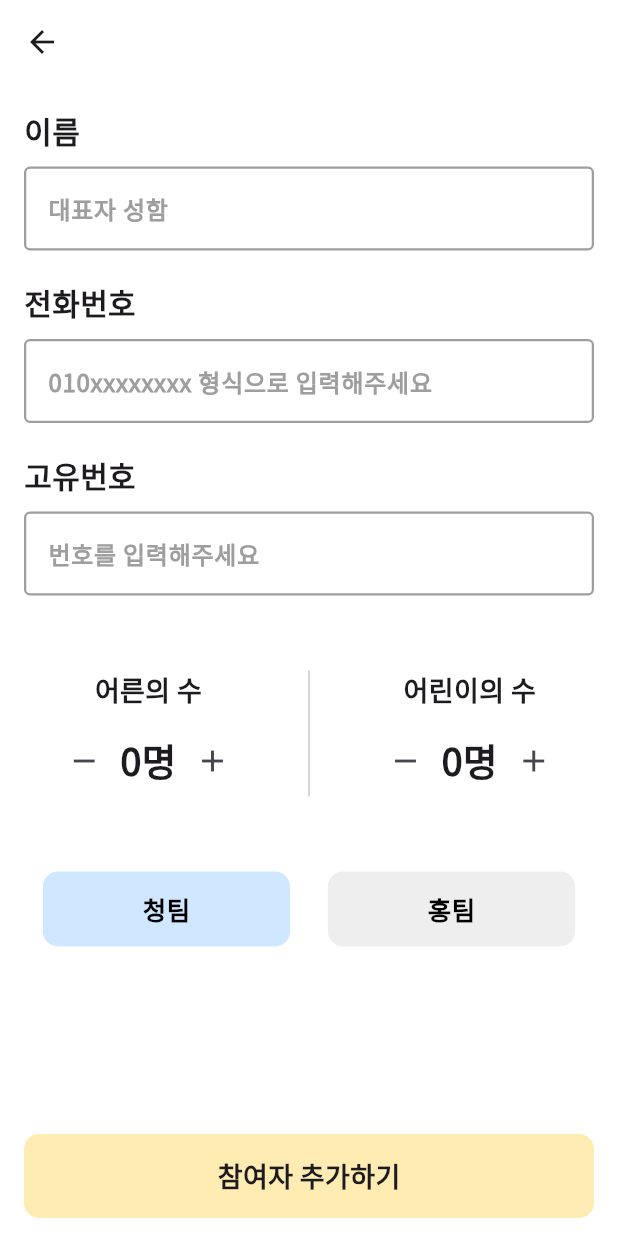
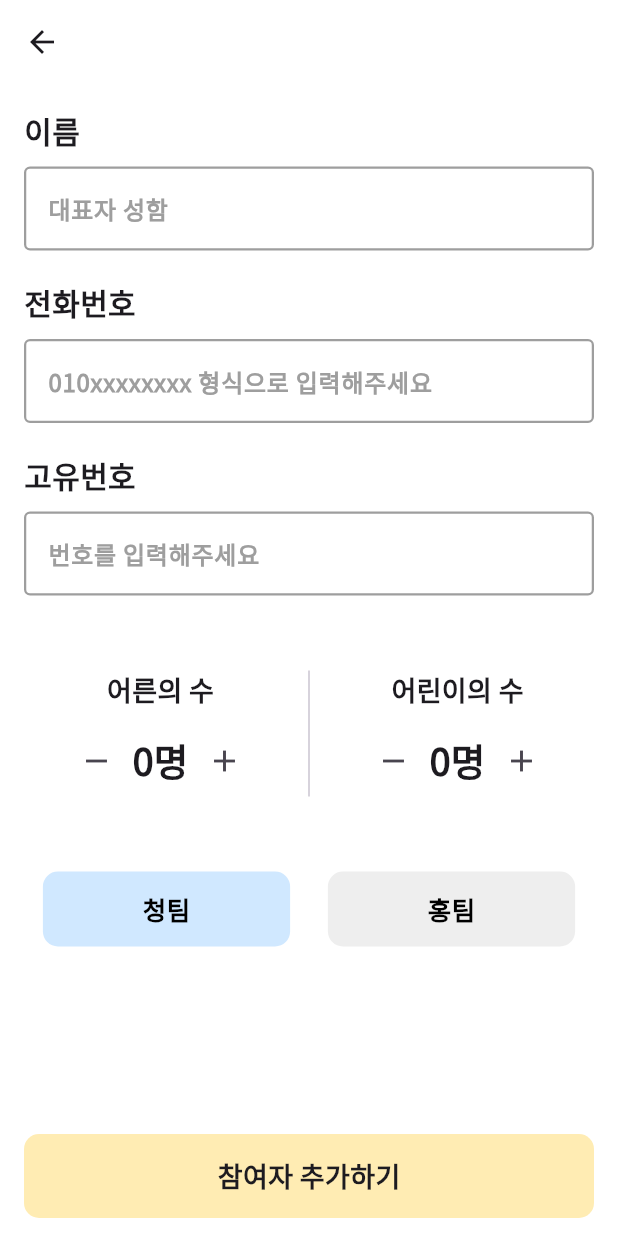
Before and after one commit to pre-per/nambu_admin, a Flutter app: the Sportscreen screen opened directly, after a tap on "참여자 추가하기", on a phone screen of 412 x 824 dp. Run offline on Flutter 3.47's test engine with Material 3 defaults, Android fonts, the phone set to English and light mode, and no system bars; our stand-ins replace cloud_firestore, firebase_core, google_fonts, lottie, table_calendar; accounts and stored records are empty.

Commit message:
sport edited

```diff
--- a/lib/screen/sport/addPerson.dart
+++ b/lib/screen/sport/addPerson.dart
@@ -28,15 +28,17 @@ class SportAddPerson extends StatelessWidget {
                 final Sportpersonmodel newTeam = provider.saveTeam();
                 Provider.of<SportpersonProvider>(context, listen: false)
                     .addPerson(newTeam);
-                ScaffoldMessenger.of(context)
-                    .showSnackBar(SnackBar(content: Text('인원이 추가되었습니다!'),
-                  behavior: SnackBarBehavior.floating,));
+                ScaffoldMessenger.of(context).showSnackBar(SnackBar(
+                  content: Text('인원이 추가되었습니다!'),
+                  behavior: SnackBarBehavior.floating,
+                ));
                 Navigator.of(context).pop();
                 provider.clearController();
               } else {
-                ScaffoldMessenger.of(context)
-                    .showSnackBar(SnackBar(content: Text('형식을 다시 확인하세요'),
-                  behavior: SnackBarBehavior.floating,));
+                ScaffoldMessenger.of(context).showSnackBar(SnackBar(
+                  content: Text('형식을 다시 확인하세요'),
+                  behavior: SnackBarBehavior.floating,
+                ));
               }
             },
             child: BottomBarDesign(text: '참여자 추가하기', color: MAIN_YELLOW_COLOR),
@@ -51,23 +53,27 @@ class SportAddPerson extends StatelessWidget {
                 child: Column(
                   crossAxisAlignment: CrossAxisAlignment.start,
                   children: [
-                    TextFormFieldWidget(textEditingController: provider.nameController,
+                    TextFormFieldWidget(
+                        textEditingController: provider.nameController,
                         mainText: '이름',
                         hintText: '대표자 성함',
                         validator: (String? value) {
                           if (value!.isEmpty) return '대표자 이름을 입력하세요';
                           return null;
                         }),
-                    TextFormFieldWidget(textEditingController: provider.phoneNumController,
+                    TextFormFieldWidget(
+                        textEditingController: provider.phoneNumController,
                         mainText: '전화번호',
                         hintText: '010xxxxxxxx 형식으로 입력해주세요',
                         validator: (String? value) {
                           if (value!.isEmpty) return '전화번호를 입력하세요';
-                          if (!RegExp(r'^010\d{8}$').hasMatch(value))
+                          if (!RegExp(r'^010\d{8}$').hasMatch(value)) {
                             return '010xxxxxxxx 형식을 지켜주세요';
+                          }
                           return null;
                         }),
-                    TextFormFieldWidget(textEditingController: provider.numController,
+                    TextFormFieldWidget(
+                        textEditingController: provider.numController,
                         mainText: '고유번호',
                         hintText: '번호를 입력해주세요',
                         validator: (String? value) {
@@ -76,20 +82,62 @@ class SportAddPerson extends StatelessWidget {
                           return null;
                         }),
                     const SizedBox(height: 30.0),
-                    IntrinsicHeight(
+                    AddPersonAdultChild(),
+                    const SizedBox(height: 50.0),
+                    AddPersonTeamSelect(),
+                  ],
+                ),
+              ),
+            ],
+          ),
+        ),
+      ),
+    );
+  }
+}
+
+class AddPersonAdultChild extends StatelessWidget {
+  const AddPersonAdultChild({super.key});
+
+  @override
+  Widget build(BuildContext context) {
+    final provider = Provider.of<SportAddPersonProvider>(context);
+    return IntrinsicHeight(
       child: Row(
-                        mainAxisAlignment: MainAxisAlignment.spaceAround,
+        mainAxisAlignment: MainAxisAlignment.spaceBetween,
         children: [
+          const SizedBox(height: 10.0),
           Column(
             children: [
               Text(
                 '어른의 수',
-                                style: TextStyle(
-                                    fontSize: 18.0,
-                                    fontWeight: FontWeight.w600),
+                style: TextStyle(fontSize: 18.0, fontWeight: FontWeight.w600),
               ),
               const SizedBox(height: 10.0),
-                              addAdultChild(context, true),
+              Row(
+                mainAxisAlignment: MainAxisAlignment.spaceBetween,
+                children: [
+                  IconButton(
+                    onPressed: () {
+                      provider.addAdultChildNum(false, true);
+                    },
+                    icon: Icon(Icons.remove),
+                  ),
+                  IntrinsicWidth(
+                    child: Text(
+                      '${provider.adultNum}명',
+                      style: TextStyle(
+                          fontSize: 25.0, fontWeight: FontWeight.w600),
+                    ),
+                  ),
+                  IconButton(
+                    onPressed: () {
+                      provider.addAdultChildNum(true, true);
+                    },
+                    icon: Icon(Icons.add),
+                  ),
+                ],
+              ),
             ],
           ),
           VerticalDivider(),
@@ -97,19 +145,49 @@ class SportAddPerson extends StatelessWidget {
             children: [
               Text(
                 '어린이의 수',
-                                style: TextStyle(
-                                    fontSize: 18.0,
-                                    fontWeight: FontWeight.w600),
+                style: TextStyle(fontSize: 18.0, fontWeight: FontWeight.w600),
               ),
               const SizedBox(height: 10.0),
-                              addAdultChild(context, false),
+              Row(
+                mainAxisAlignment: MainAxisAlignment.spaceBetween,
+                children: [
+                  IconButton(
+                    onPressed: () {
+                      provider.addAdultChildNum(false, false);
+                    },
+                    icon: Icon(Icons.remove),
+                  ),
+                  IntrinsicWidth(
+                    child: Text(
+                      '${provider.childNum}명',
+                      style: TextStyle(
+                          fontSize: 25.0, fontWeight: FontWeight.w600),
+                    ),
+                  ),
+                  IconButton(
+                    onPressed: () {
+                      provider.addAdultChildNum(true, false);
+                    },
+                    icon: Icon(Icons.add),
+                  ),
                 ],
               ),
             ],
           ),
+          const SizedBox(height: 10.0),
+        ],
       ),
-                    const SizedBox(height: 50.0),
-                    Row(
+    );
+  }
+}
+
+class AddPersonTeamSelect extends StatelessWidget {
+  const AddPersonTeamSelect({super.key});
+
+  @override
+  Widget build(BuildContext context) {
+    final provider = Provider.of<SportAddPersonProvider>(context);
+    return Row(
       mainAxisAlignment: MainAxisAlignment.spaceAround,
       children: [
         GestureDetector(
@@ -117,16 +195,12 @@ class SportAddPerson extends StatelessWidget {
             provider.setTeam(true);
           },
           child: Container(
-                            width: MediaQuery
-                                .of(context)
-                                .size
-                                .width * 0.4,
+            width: MediaQuery.of(context).size.width * 0.4,
             height: 50.0,
             decoration: BoxDecoration(
                 borderRadius: BorderRadius.circular(10.0),
-                                color: provider.isBlueTeam
-                                    ? Color(0xFFD0E8FF)
-                                    : Colors.grey[200]),
+                color:
+                    provider.isBlueTeam ? Color(0xFFD0E8FF) : Colors.grey[200]),
             child: Center(
               child: Text(
                 '청팀',
@@ -143,16 +217,11 @@ class SportAddPerson extends StatelessWidget {
             provider.setTeam(false);
           },
           child: Container(
-                            width: MediaQuery
-                                .of(context)
-                                .size
-                                .width * 0.4,
+            width: MediaQuery.of(context).size.width * 0.4,
             height: 50.0,
             decoration: BoxDecoration(
                 borderRadius: BorderRadius.circular(10.0),
-                                color: provider.isBlueTeam
-                                    ? Colors.grey[200]
-                                    : RED_TEAM_COLOR),
+                color: provider.isBlueTeam ? Colors.grey[200] : RED_TEAM_COLOR),
             child: Center(
               child: Text(
                 '홍팀',
@@ -165,42 +234,6 @@ class SportAddPerson extends StatelessWidget {
           ),
         ),
       ],
-                    ),
-                  ],
-                ),
-              ),
-            ],
-          ),
-        ),
-      ),
     );
   }
 }
-
-Row addAdultChild(BuildContext context, bool isAdult) {
-  final provider = Provider.of<SportAddPersonProvider>(context);
-
-  return Row(
-    mainAxisAlignment: MainAxisAlignment.spaceBetween,
-    children: [
-      IconButton(
-        onPressed: () {
-          provider.addAdultChildNum(false, isAdult);
-        },
-        icon: Icon(Icons.remove),
-      ),
-      IntrinsicWidth(
-        child: Text(
-          '${isAdult ? provider.adultNum : provider.childNum}명',
-          style: TextStyle(fontSize: 25.0, fontWeight: FontWeight.w600),
-        ),
-      ),
-      IconButton(
-        onPressed: () {
-          provider.addAdultChildNum(true, isAdult);
-        },
-        icon: Icon(Icons.add),
-      ),
-    ],
-  );
-}
--- a/lib/screen/sport/sportscreen.dart
+++ b/lib/screen/sport/sportscreen.dart
@@ -12,8 +12,6 @@ class Sportscreen extends StatelessWidget {
 
   @override
   Widget build(BuildContext context) {
-    final double w_mdof = MediaQuery.of(context).size.width;
-
     return GestureDetector(
       onTap: () {
         FocusScope.of(context).unfocus();
@@ -29,49 +27,31 @@ class Sportscreen extends StatelessWidget {
                 children: [
                   const SizedBox(height: 20.0),
                   SportscreenSearchBar(context),
+                  // 검색창
                   const SizedBox(height: 30.0),
-                  IntrinsicHeight(
-                    child: Row(
-                      mainAxisAlignment: MainAxisAlignment.spaceBetween,
-                      children: [
-                        Column(
-                          crossAxisAlignment: CrossAxisAlignment.start,
-                          children: [
-                            Text(' 청팀',
-                                style: TextStyle(
-                                    fontSize: 20.0,
-                                    fontWeight: FontWeight.w600)),
-                            TeamScore(context, true),
-                            const SizedBox(height: 10.0),
-                            SportscreenGetMore(context, w_mdof, true),
-                            const SizedBox(height: 10.0),
-                          ],
-                        ),
-                        VerticalDivider(color: Colors.grey[300], width: 0.5),
-                        Column(
-                          crossAxisAlignment: CrossAxisAlignment.start,
-                          children: [
-                            Text(' 홍팀',
-                                style: TextStyle(
-                                    fontSize: 20.0,
-                                    fontWeight: FontWeight.w600)),
-                            TeamScore(context, false),
-                            const SizedBox(height: 10.0),
-                            SportscreenGetMore(context, w_mdof, false),
-                            const SizedBox(height: 10.0),
-                          ],
-                        ),
-                      ],
-                    ),
-                  ),
+                  SportscreenTeamScore(),
+                  // 팀 스코어 표시
                   const SizedBox(height: 20.0),
                   Text('부가기능',
                       style: TextStyle(
                           fontSize: 20.0, fontWeight: FontWeight.w600)),
+                  // Text '부가기능'
                   const SizedBox(height: 20.0),
-                  SportscreenRandomNum(context),
+                  SportscreenSubFeatureInkWell(
+                      onTap: () {
+                        Navigator.of(context).push(
+                            MaterialPageRoute(builder: (_) => Randomnum()));
+                      },
+                      title: '랜덤 숫자뽑기',
+                      iconData: Icons.card_giftcard), // 랜덤 숫자 뽑기
                   const SizedBox(height: 10.0),
-                  SportscreenAddPerson(context),
+                  SportscreenSubFeatureInkWell(
+                      onTap: () {
+                        Navigator.of(context).push(
+                            MaterialPageRoute(builder: (_) => SportAddPerson()));
+                      },
+                      title: '참여자 추가하기',
+                      iconData: Icons.add_reaction_outlined), // 참여자 추가하기
                 ],
               ),
             ],
@@ -80,6 +60,16 @@ class Sportscreen extends StatelessWidget {
       ),
     );
   }
+}
+
+AppBar SportscreenAppBar() {
+  return AppBar(
+    title: Text('봄 운동회',
+        style: TextStyle(
+          fontSize: 21.0,
+          fontWeight: FontWeight.w600,
+        )),
+  );
 }
 
 GestureDetector SportscreenSearchBar(BuildContext context) {
@@ -120,14 +110,72 @@ GestureDetector SportscreenSearchBar(BuildContext context) {
   );
 }
 
-AppBar SportscreenAppBar() {
-  return AppBar(
-    scrolledUnderElevation: 0,
-    title: Text('봄 운동회',
-        style: TextStyle(
-          fontSize: 21.0,
-          fontWeight: FontWeight.w600,
-        )),
+class SportscreenTeamScore extends StatelessWidget {
+  const SportscreenTeamScore({super.key});
+
+  @override
+  Widget build(BuildContext context) {
+    return IntrinsicHeight(
+      child: Row(
+        mainAxisAlignment: MainAxisAlignment.spaceBetween,
+        children: [
+          Column(
+            crossAxisAlignment: CrossAxisAlignment.start,
+            children: [
+              Text(' 청팀',
+                  style:
+                      TextStyle(fontSize: 20.0, fontWeight: FontWeight.w600)),
+              TeamScore(context, true),
+              const SizedBox(height: 10.0),
+              SportscreenGetMore(
+                  context, MediaQuery.of(context).size.width, true),
+              const SizedBox(height: 10.0),
+            ],
+          ),
+          VerticalDivider(color: Colors.grey[300], width: 0.5),
+          Column(
+            crossAxisAlignment: CrossAxisAlignment.start,
+            children: [
+              Text(' 홍팀',
+                  style:
+                      TextStyle(fontSize: 20.0, fontWeight: FontWeight.w600)),
+              TeamScore(context, false),
+              const SizedBox(height: 10.0),
+              SportscreenGetMore(
+                  context, MediaQuery.of(context).size.width, false),
+              const SizedBox(height: 10.0),
+            ],
+          ),
+        ],
+      ),
+    );
+  }
+}
+
+Row TeamScore(BuildContext context, bool isBlue) {
+  final provider = Provider.of<SportpersonProvider>(context);
+  return Row(
+    mainAxisAlignment: MainAxisAlignment.spaceBetween,
+    children: [
+      IconButton(
+        onPressed: () {
+          provider.addScore(false, isBlue);
+        },
+        icon: Icon(Icons.remove),
+      ),
+      IntrinsicWidth(
+        child: Text(
+          '${(isBlue ? provider.blueScore : provider.redScore).toString().padLeft(3, ' ')}점',
+          style: TextStyle(fontSize: 25.0, fontWeight: FontWeight.w600),
+        ),
+      ),
+      IconButton(
+        onPressed: () {
+          provider.addScore(true, isBlue);
+        },
+        icon: Icon(Icons.add),
+      ),
+    ],
   );
 }
 
@@ -160,29 +208,38 @@ GestureDetector SportscreenGetMore(
   );
 }
 
-GestureDetector SportscreenRandomNum(BuildContext context) {
+class SportscreenSubFeatureInkWell extends StatelessWidget {
+  final VoidCallback onTap;
+  final String title;
+  final IconData iconData;
+
+  const SportscreenSubFeatureInkWell(
+      {required this.onTap,
+      required this.title,
+      required this.iconData,
+      super.key});
+
+  @override
+  Widget build(BuildContext context) {
     return GestureDetector(
-    onTap: () {
-      Navigator.of(context)
-          .push(MaterialPageRoute(builder: (_) => Randomnum()));
-    },
+      onTap: onTap,
       child: Container(
         width: MediaQuery.of(context).size.width,
         height: 70.0,
         decoration: BoxDecoration(
           borderRadius: BorderRadius.circular(15.0),
-        color: Color(0xFFFFECB3),
+          color: MAIN_YELLOW_COLOR,
         ),
         child: Padding(
           padding: const EdgeInsets.all(15.0),
           child: Row(
             mainAxisAlignment: MainAxisAlignment.spaceBetween,
             children: [
-            Icon(Icons.card_giftcard),
+              Icon(iconData),
               const SizedBox(width: 20.0),
               Expanded(
                   child: Text(
-              '랜덤 숫자뽑기',
+                title,
                 style: TextStyle(fontSize: 18.0, fontWeight: FontWeight.w600),
               )),
               Icon(Icons.navigate_next, color: Colors.grey[600]),
@@ -192,63 +249,4 @@ GestureDetector SportscreenRandomNum(BuildContext context) {
       ),
     );
   }
-
-GestureDetector SportscreenAddPerson(BuildContext context) {
-  return GestureDetector(
-    onTap: () {
-      Navigator.of(context)
-          .push(MaterialPageRoute(builder: (_) => SportAddPerson()));
-    },
-    child: Container(
-      width: MediaQuery.of(context).size.width,
-      height: 70.0,
-      decoration: BoxDecoration(
-        borderRadius: BorderRadius.circular(15.0),
-        color: Color(0xFFFFECB3),
-      ),
-      child: Padding(
-        padding: const EdgeInsets.all(15.0),
-        child: Row(
-          mainAxisAlignment: MainAxisAlignment.spaceBetween,
-          children: [
-            Icon(Icons.add_reaction_outlined),
-            const SizedBox(width: 20.0),
-            Expanded(
-                child: Text(
-                  '참여자 추가하기',
-                  style: TextStyle(fontSize: 18.0, fontWeight: FontWeight.w600),
-                )),
-            Icon(Icons.navigate_next, color: Colors.grey[600]),
-          ],
-        ),
-      ),
-    ),
-  );
 }
-
-Row TeamScore(BuildContext context, bool isBlue) {
-  final provider = Provider.of<SportpersonProvider>(context);
-  return Row(
-    mainAxisAlignment: MainAxisAlignment.spaceBetween,
-    children: [
-      IconButton(
-        onPressed: () {
-          provider.addScore(false, isBlue);
-        },
-        icon: Icon(Icons.remove),
-      ),
-      IntrinsicWidth(
-        child: Text(
-          '${(isBlue ? provider.blueScore : provider.redScore).toString().padLeft(3,' ')}점',
-          style: TextStyle(fontSize: 25.0, fontWeight: FontWeight.w600),
-        ),
-      ),
-      IconButton(
-        onPressed: () {
-          provider.addScore(true, isBlue);
-        },
-        icon: Icon(Icons.add),
-      ),
-    ],
-  );
-}
```
Lines whose indentation alone changed are shown as unchanged.
